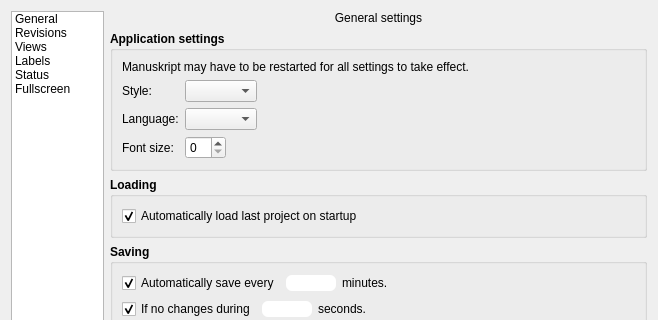
Above: manuskript/ui/settings_ui.ui from olivierkes/manuskript before the change; both pictures show x 0 to 658 and y 0 to 320 of the 658 by 598 pixel window. Below: the same form after it.
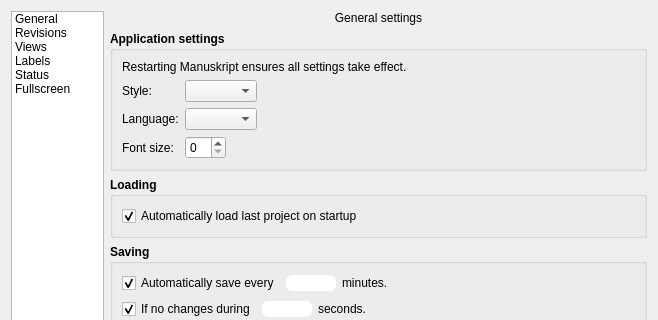
That is the form after the change. The open tabs and pages were chosen to show the change. Icons and pictures are not drawn.

Commit message: Restarting Manuscript ensures

The edit to the form file:
```diff
--- a/manuskript/ui/settings_ui.ui
+++ b/manuskript/ui/settings_ui.ui
@@ -179,7 +179,7 @@
              </font>
             </property>
             <property name="text">
-             <string>Manuskript may have to be restarted for all settings to take effect.</string>
+             <string>Restarting Manuskript ensures all settings take effect.</string>
             </property>
             <property name="wordWrap">
              <bool>true</bool>
```
